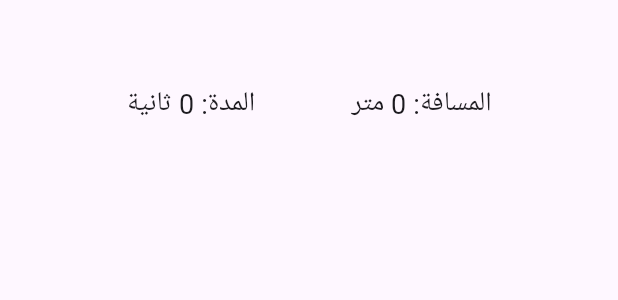
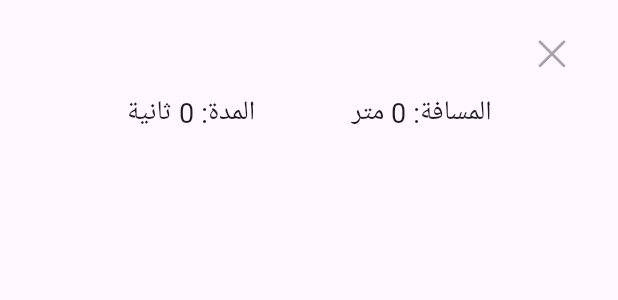
Before and after one commit to mohamedmagdy2301/maps_app, a Flutter app: the DestinationDataWidget widget shown alone on an empty page, opened directly with empty values, on a phone screen of 412 x 824 dp. Shown: the top 300 px of the screen. Run offline on Flutter 3.47's test engine with Material 3 defaults, Android fonts, the phone set to English and light mode, and no system bars; our stand-ins replace flutter_map, geocoding, geolocator, latlong2, shared_preferences; accounts and stored records are empty.

Commit message:
change place icons

```diff
--- a/lib/screens/home_screen.dart
+++ b/lib/screens/home_screen.dart
@@ -125,9 +125,6 @@ class _HomeScreenState extends State<HomeScreen> {
   Widget build(BuildContext context) {
     return Scaffold(
       appBar: AppBarHome(
-        onPressedClear: () {
-          clearRoute();
-        },
         onPressedHistory: () {
           Navigator.pushNamed(
             context,
@@ -145,6 +142,9 @@ class _HomeScreenState extends State<HomeScreen> {
                         destinationName: destinationName,
                         distanceRoute: distanceRoute,
                         durationRoute: durationRoute,
+                        onPressedClear: () {
+                          clearRoute();
+                        },
                       )
                     : const SizedBox(),
                 Expanded(
--- a/lib/widgets/destination_data_widget.dart
+++ b/lib/widgets/destination_data_widget.dart
@@ -8,10 +8,12 @@ class DestinationDataWidget extends StatelessWidget {
     required this.destinationName,
     required this.distanceRoute,
     required this.durationRoute,
+    this.onPressedClear,
   });
 
   final String destinationName;
   final double distanceRoute, durationRoute;
+  final Function()? onPressedClear;
 
   @override
   Widget build(BuildContext context) {
@@ -27,12 +29,27 @@ class DestinationDataWidget extends StatelessWidget {
           mainAxisAlignment: MainAxisAlignment.spaceAround,
           crossAxisAlignment: CrossAxisAlignment.center,
           children: [
+            Row(
+              mainAxisAlignment: MainAxisAlignment.end,
+              children: [
+                const Spacer(),
                 Text(
                   destinationName,
                   style: const TextStyle(
                     fontSize: 18,
                     fontWeight: FontWeight.w900,
                   ),
+                ),
+                const Spacer(),
+                IconButton(
+                  padding: EdgeInsets.zero,
+                  onPressed: onPressedClear,
+                  icon: const Icon(
+                    CupertinoIcons.clear,
+                    size: 27,
+                  ),
+                ),
+              ],
             ),
             Row(
               mainAxisAlignment: MainAxisAlignment.spaceEvenly,
```
Also changed, not shown: lib/widgets/appbar_home.dart (+15 -23 lines). Lines whose indentation alone changed are shown as unchanged.
